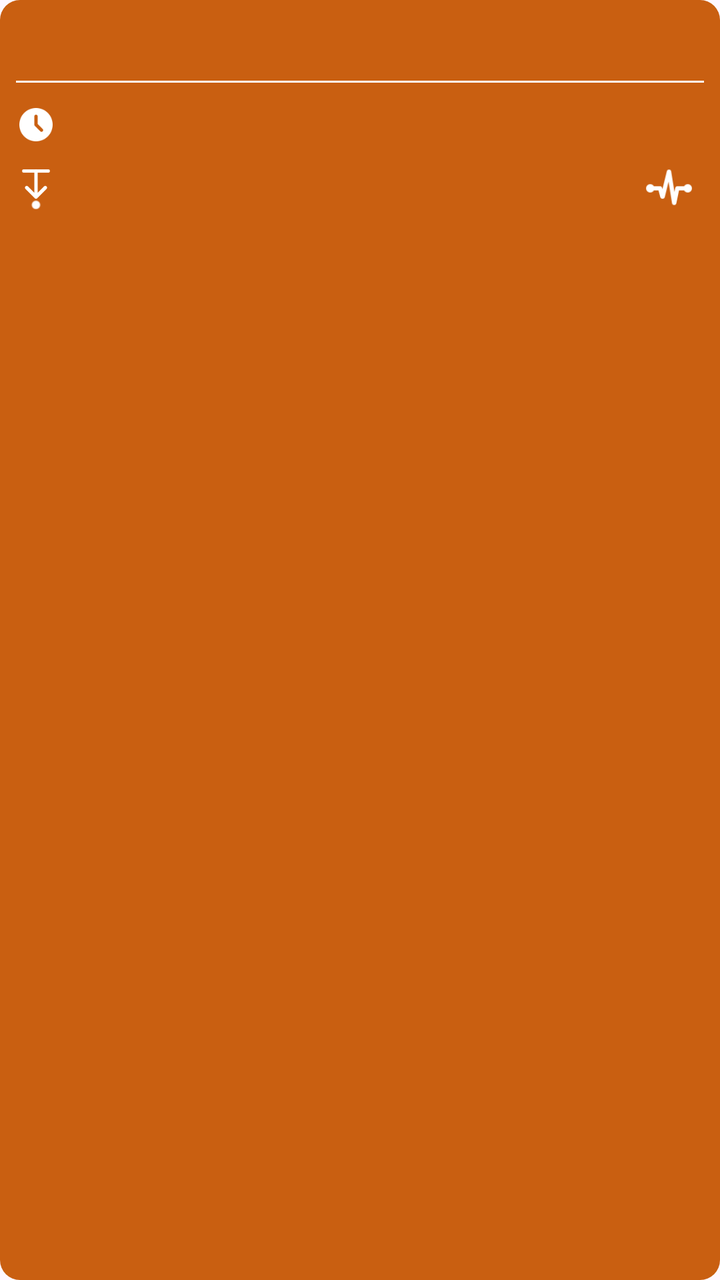
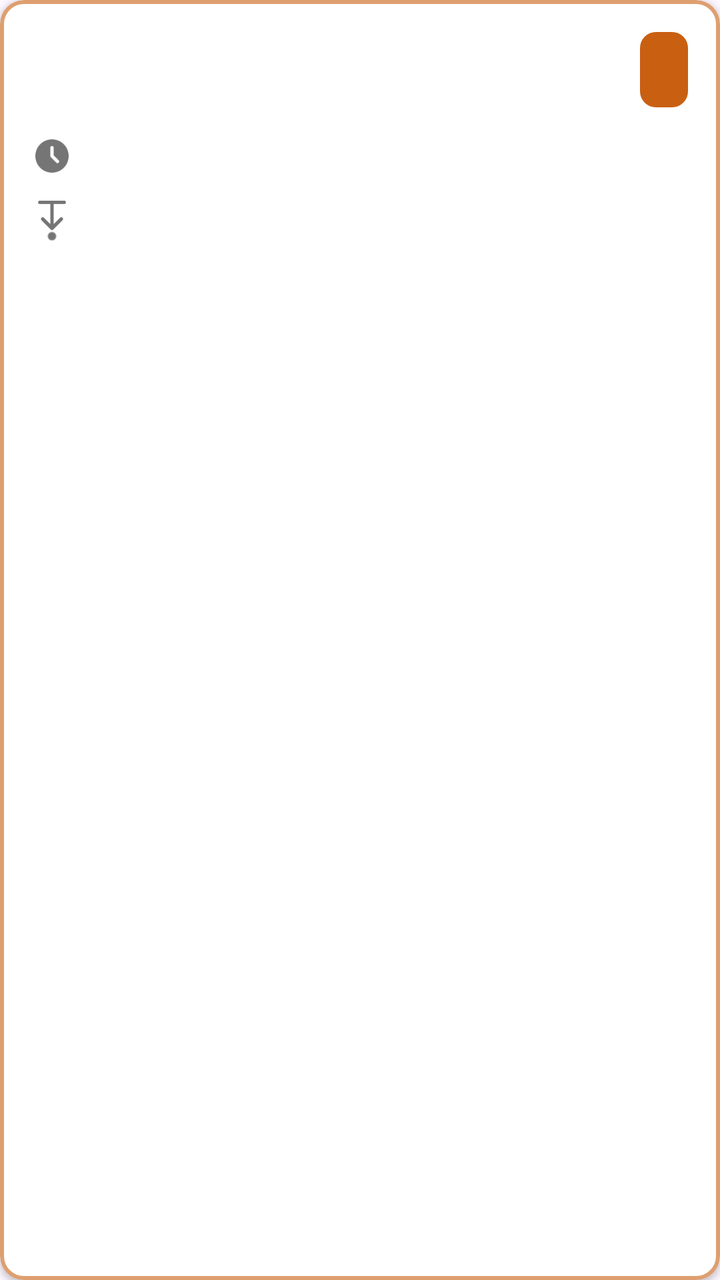

Two renders of the same Android screen: before a commit and after it. Below are the layout's source before the change and the commit's diff.
<!-- AndroidManifest.xml: application theme Theme.FiniteSource -->
<!-- res/layout/global_list_item.xml -->
<?xml version="1.0" encoding="utf-8"?>
<RelativeLayout xmlns:android="http://schemas.android.com/apk/res/android"
    android:layout_width="match_parent"
    android:layout_height="wrap_content"
    android:layout_marginHorizontal="8dp"
    android:layout_marginTop="@dimen/global_list_item_vertical_margin"
    android:background="@drawable/global_list_item_background"
    android:padding="8dp">

    <TextView
        android:id="@+id/event_name"
        android:layout_width="match_parent"
        android:layout_height="wrap_content"
        android:layout_alignParentStart="true"
        android:layout_alignParentTop="true"
        android:paddingTop="3dp"
        android:textColor="@color/on_primary"
        android:textAppearance="?android:attr/textAppearanceMedium"
        android:textStyle="bold" />

    <View
        android:id="@+id/title_line"
        android:layout_width="wrap_content"
        android:layout_height="1dp"
        android:layout_below="@id/event_name"
        android:layout_alignParentStart="true"
        android:layout_alignParentEnd="true"
        android:layout_marginVertical="5dp"
        android:background="?attr/backgroundColor" />


    <RelativeLayout
        android:id="@id/event_date_layout"
        android:layout_width="wrap_content"
        android:layout_height="wrap_content"
        android:layout_below="@+id/title_line"
        android:layout_marginVertical="4dp">

        <ImageView
            android:id="@+id/clock_icon"
            android:layout_width="@dimen/global_list_icon_size"
            android:layout_height="@dimen/global_list_icon_size"
            android:layout_alignParentStart="true"
            android:layout_centerVertical="true"
            android:background="@drawable/clock_icon"
            android:backgroundTint="@color/on_primary" />

        <TextView
            android:id="@+id/event_date"
            android:layout_width="wrap_content"
            android:layout_height="wrap_content"
            android:layout_toEndOf="@+id/clock_icon"
            android:paddingHorizontal="4dp"
            android:textColor="@color/on_primary"
            android:textAppearance="?android:attr/textAppearanceMedium" />
    </RelativeLayout>

    <RelativeLayout
        android:id="@+id/event_depth_layout"
        android:layout_width="wrap_content"
        android:layout_height="wrap_content"
        android:layout_below="@+id/event_date_layout"
        android:layout_marginVertical="4dp">

        <ImageView
            android:id="@+id/depth_icon"
            android:layout_width="@dimen/global_list_icon_size"
            android:layout_height="@dimen/global_list_icon_size"
            android:layout_alignParentStart="true"
            android:layout_centerVertical="true"
            android:background="@drawable/depth_icon"
            android:backgroundTint="@color/on_primary" />

        <TextView
            android:id="@+id/event_depth"
            android:layout_width="wrap_content"
            android:layout_height="wrap_content"
            android:layout_toEndOf="@+id/depth_icon"
            android:paddingHorizontal="4dp"
            android:textColor="@color/on_primary"
            android:textAppearance="?android:attr/textAppearanceMedium" />
    </RelativeLayout>

    <RelativeLayout
        android:layout_width="wrap_content"
        android:layout_height="wrap_content"
        android:layout_alignBottom="@id/event_depth_layout"
        android:layout_alignParentEnd="true">

        <ImageView
            android:id="@+id/magnitude_icon"
            android:layout_width="25dp"
            android:layout_height="25dp"
            android:layout_centerVertical="true"
            android:background="@drawable/magnitude_icon"
            android:backgroundTint="@color/on_primary" />

        <TextView
            android:id="@+id/event_magnitude"
            android:layout_width="wrap_content"
            android:layout_height="wrap_content"
            android:layout_toEndOf="@id/magnitude_icon"
            android:paddingStart="2dp"
            android:paddingEnd="3dp"
            android:textAppearance="?android:attr/textAppearanceMedium"
            android:textSize="@dimen/global_list_item_magnitude_text_size"
            android:textColor="@color/on_primary"
            android:textStyle="bold" />
    </RelativeLayout>
</RelativeLayout>
<!-- resources referenced by this layout -->
<resources>
  <color name="on_primary">@color/white</color>
  <dimen name="global_list_icon_size">20dp</dimen>
  <dimen name="global_list_item_magnitude_text_size">19sp</dimen>
  <dimen name="global_list_item_vertical_margin">5dp</dimen>
  <!-- drawable clock_icon: png bitmap (drawable-hdpi, 483 bytes) -->
  <!-- drawable depth_icon: png bitmap (drawable, 5455 bytes) -->
  <!-- drawable global_list_item_background (drawable) -->
  <?xml version="1.0" encoding="utf-8"?>
  <layer-list xmlns:android="http://schemas.android.com/apk/res/android">
      <item android:id="@+id/background">
          <shape android:shape="rectangle">
              <solid android:color="@color/primary" />
              <corners android:radius="10dp" />
          </shape>
      </item>
  </layer-list>
  <!-- drawable magnitude_icon: png bitmap (drawable-hdpi, 513 bytes) -->
  <style name="Theme.FiniteSource" parent="Base.Theme.FiniteSource" />
  <color name="white">#FFFFFFFF</color>
  <color name="primary">#C95F11</color>
  <style name="Base.Theme.FiniteSource" parent="Theme.Material3.DayNight.NoActionBar">
          <item name="colorPrimary">@color/primary</item>
          <item name="colorSecondary">@color/secondary</item>
          <item name="colorSecondaryContainer">@color/primary</item>
          <item name="backgroundColor">@color/background</item>
          <item name="android:textColor">@color/black</item>
          <item name="colorOnBackground">@color/on_background</item>
          <item name="colorPrimaryContainer">@color/background</item>
          <item name="colorOnPrimaryContainer">@color/on_primary</item>
          <item name="android:textSize">18sp</item>
          <item name="popupMenuBackground">@drawable/popup_background</item>
          <item name="colorOnSurface">@color/on_background</item>
          <item name="colorOnSurfaceVariant">@color/on_background</item>
          <item name="colorOnSecondaryContainer">@color/on_background</item>
          <item name="materialAlertDialogTheme">@style/ThemeOverlay.App.MaterialAlertDialog</item>
      </style>
  <color name="secondary">#0091EA</color>
  <color name="background">#FFFFFF</color>
  <color name="black">#FF000000</color>
  <color name="on_background">#1A1A1A</color>
  <!-- drawable popup_background (drawable) -->
  <?xml version="1.0" encoding="utf-8"?>
  <shape xmlns:android="http://schemas.android.com/apk/res/android"
      android:shape="rectangle">
      <solid android:color="@color/popup_menu_background" />
      <corners android:radius="6dp" />
  </shape>
  <style name="ThemeOverlay.App.MaterialAlertDialog" parent="ThemeOverlay.Material3.MaterialAlertDialog">
          <item name="colorPrimary">@color/secondary</item>
      </style>
  <color name="popup_menu_background">@color/background</color>
</resources>

<!-- the commit's change to res/layout/global_list_item.xml (unified diff, before → after) -->
@@ -1,110 +1,102 @@
 <?xml version="1.0" encoding="utf-8"?>
-<RelativeLayout xmlns:android="http://schemas.android.com/apk/res/android"
+<com.google.android.material.card.MaterialCardView xmlns:android="http://schemas.android.com/apk/res/android"
+    xmlns:app="http://schemas.android.com/apk/res-auto"
     android:layout_width="match_parent"
     android:layout_height="wrap_content"
     android:layout_marginHorizontal="8dp"
-    android:layout_marginTop="@dimen/global_list_item_vertical_margin"
-    android:background="@drawable/global_list_item_background"
-    android:padding="8dp">
+    android:layout_marginTop="8dp"
+    android:clickable="true"
+    android:focusable="true"
+    android:theme="@style/ThemeOverlay.FiniteSource.EventSurface"
+    app:cardBackgroundColor="@color/event_card_surface"
+    app:cardCornerRadius="12dp"
+    app:cardElevation="2dp"
+    app:rippleColor="@color/event_card_magnitude_container"
+    app:strokeColor="@color/event_card_outline"
+    app:strokeWidth="2dp">
 
-    <TextView
-        android:id="@+id/event_name"
+    <androidx.constraintlayout.widget.ConstraintLayout
         android:layout_width="match_parent"
         android:layout_height="wrap_content"
-        android:layout_alignParentStart="true"
-        android:layout_alignParentTop="true"
-        android:paddingTop="3dp"
-        android:textColor="@color/on_primary"
-        android:textAppearance="?android:attr/textAppearanceMedium"
-        android:textStyle="bold" />
+        android:padding="16dp">
 
-    <View
-        android:id="@+id/title_line"
-        android:layout_width="wrap_content"
-        android:layout_height="1dp"
-        android:layout_below="@id/event_name"
-        android:layout_alignParentStart="true"
-        android:layout_alignParentEnd="true"
-        android:layout_marginVertical="5dp"
-        android:background="?attr/backgroundColor" />
+        <TextView
+            android:id="@+id/event_name"
+            android:layout_width="0dp"
+            android:layout_height="wrap_content"
+            android:layout_marginEnd="12dp"
+            android:textAppearance="@style/TextAppearance.Material3.TitleMedium"
+            android:textColor="@color/event_card_on_surface"
+            android:textStyle="bold"
+            app:layout_constraintEnd_toStartOf="@id/event_magnitude"
+            app:layout_constraintStart_toStartOf="parent"
+            app:layout_constraintTop_toTopOf="parent" />
 
+        <TextView
+            android:id="@+id/event_magnitude"
+            android:layout_width="wrap_content"
+            android:layout_height="wrap_content"
+            android:background="@drawable/event_magnitude_background"
+            android:paddingHorizontal="12dp"
+            android:paddingVertical="6dp"
+            android:textAppearance="@style/TextAppearance.Material3.TitleMedium"
+            android:textColor="@color/event_card_on_magnitude_container"
+            android:textSize="@dimen/global_list_item_magnitude_text_size"
+            android:textStyle="bold"
+            app:layout_constraintEnd_toEndOf="parent"
+            app:layout_constraintTop_toTopOf="parent" />
 
-    <RelativeLayout
-        android:id="@id/event_date_layout"
-        android:layout_width="wrap_content"
-        android:layout_height="wrap_content"
-        android:layout_below="@+id/title_line"
-        android:layout_marginVertical="4dp">
+        <androidx.constraintlayout.widget.Barrier
+            android:id="@+id/header_bottom"
+            android:layout_width="wrap_content"
+            android:layout_height="wrap_content"
+            app:barrierDirection="bottom"
+            app:constraint_referenced_ids="event_name,event_magnitude" />
 
         <ImageView
             android:id="@+id/clock_icon"
             android:layout_width="@dimen/global_list_icon_size"
             android:layout_height="@dimen/global_list_icon_size"
-            android:layout_alignParentStart="true"
-            android:layout_centerVertical="true"
-            android:background="@drawable/clock_icon"
-            android:backgroundTint="@color/on_primary" />
+            android:importantForAccessibility="no"
+            android:src="@drawable/clock_icon"
+            app:layout_constraintBottom_toBottomOf="@id/event_date"
+            app:layout_constraintStart_toStartOf="parent"
+            app:layout_constraintTop_toTopOf="@id/event_date"
+            app:tint="@color/event_card_on_surface_variant" />
 
         <TextView
             android:id="@+id/event_date"
-            android:layout_width="wrap_content"
+            android:layout_width="0dp"
             android:layout_height="wrap_content"
-            android:layout_toEndOf="@+id/clock_icon"
-            android:paddingHorizontal="4dp"
-            android:textColor="@color/on_primary"
-            android:textAppearance="?android:attr/textAppearanceMedium" />
-    </RelativeLayout>
-
-    <RelativeLayout
-        android:id="@+id/event_depth_layout"
-        android:layout_width="wrap_content"
-        android:layout_height="wrap_content"
-        android:layout_below="@+id/event_date_layout"
-        android:layout_marginVertical="4dp">
+            android:layout_marginStart="8dp"
+            android:layout_marginTop="12dp"
+            android:textAppearance="@style/TextAppearance.Material3.BodyMedium"
+            android:textColor="@color/event_card_on_surface_variant"
+            app:layout_constraintEnd_toEndOf="parent"
+            app:layout_constraintStart_toEndOf="@id/clock_icon"
+            app:layout_constraintTop_toBottomOf="@id/header_bottom" />
 
         <ImageView
             android:id="@+id/depth_icon"
             android:layout_width="@dimen/global_list_icon_size"
             android:layout_height="@dimen/global_list_icon_size"
-            android:layout_alignParentStart="true"
-            android:layout_centerVertical="true"
-            android:background="@drawable/depth_icon"
-            android:backgroundTint="@color/on_primary" />
+            android:importantForAccessibility="no"
+            android:src="@drawable/depth_icon"
+            app:layout_constraintBottom_toBottomOf="@id/event_depth"
+            app:layout_constraintStart_toStartOf="parent"
+            app:layout_constraintTop_toTopOf="@id/event_depth"
+            app:tint="@color/event_card_on_surface_variant" />
 
         <TextView
             android:id="@+id/event_depth"
-            android:layout_width="wrap_content"
+            android:layout_width="0dp"
             android:layout_height="wrap_content"
-            android:layout_toEndOf="@+id/depth_icon"
-            android:paddingHorizontal="4dp"
-            android:textColor="@color/on_primary"
-            android:textAppearance="?android:attr/textAppearanceMedium" />
-    </RelativeLayout>
-
-    <RelativeLayout
-        android:layout_width="wrap_content"
-        android:layout_height="wrap_content"
-        android:layout_alignBottom="@id/event_depth_layout"
-        android:layout_alignParentEnd="true">
-
-        <ImageView
-            android:id="@+id/magnitude_icon"
-            android:layout_width="25dp"
-            android:layout_height="25dp"
-            android:layout_centerVertical="true"
-            android:background="@drawable/magnitude_icon"
-            android:backgroundTint="@color/on_primary" />
-
-        <TextView
-            android:id="@+id/event_magnitude"
-            android:layout_width="wrap_content"
-            android:layout_height="wrap_content"
-            android:layout_toEndOf="@id/magnitude_icon"
-            android:paddingStart="2dp"
-            android:paddingEnd="3dp"
-            android:textAppearance="?android:attr/textAppearanceMedium"
-            android:textSize="@dimen/global_list_item_magnitude_text_size"
-            android:textColor="@color/on_primary"
-            android:textStyle="bold" />
-    </RelativeLayout>
-</RelativeLayout>
+            android:layout_marginStart="8dp"
+            android:layout_marginTop="8dp"
+            android:textAppearance="@style/TextAppearance.Material3.BodyMedium"
+            android:textColor="@color/event_card_on_surface_variant"
+            app:layout_constraintEnd_toEndOf="parent"
+            app:layout_constraintStart_toEndOf="@id/depth_icon"
+            app:layout_constraintTop_toBottomOf="@id/event_date" />
+    </androidx.constraintlayout.widget.ConstraintLayout>
+</com.google.android.material.card.MaterialCardView>
<!-- resource entries referenced after the edit -->
@@ -1,22 +1,25 @@
 <!-- resources referenced by this layout -->
 <resources>
+  <color name="event_card_magnitude_container">@color/primary</color>
+  <color name="event_card_on_magnitude_container">@color/on_primary</color>
+  <color name="event_card_on_surface">@color/on_background</color>
+  <color name="event_card_on_surface_variant">@color/color_subtitle_text</color>
+  <color name="event_card_outline">#99C95F11</color>
+  <color name="event_card_surface">@color/background</color>
   <color name="on_primary">@color/white</color>
   <dimen name="global_list_icon_size">20dp</dimen>
   <dimen name="global_list_item_magnitude_text_size">19sp</dimen>
-  <dimen name="global_list_item_vertical_margin">5dp</dimen>
   <!-- drawable clock_icon: png bitmap (drawable-hdpi, 483 bytes) -->
   <!-- drawable depth_icon: png bitmap (drawable, 5455 bytes) -->
-  <!-- drawable global_list_item_background (drawable) -->
+  <!-- drawable event_magnitude_background (drawable) -->
   <?xml version="1.0" encoding="utf-8"?>
-  <layer-list xmlns:android="http://schemas.android.com/apk/res/android">
-      <item android:id="@+id/background">
-          <shape android:shape="rectangle">
-              <solid android:color="@color/primary" />
-              <corners android:radius="10dp" />
-          </shape>
-      </item>
-  </layer-list>
-  <!-- drawable magnitude_icon: png bitmap (drawable-hdpi, 513 bytes) -->
+  <shape xmlns:android="http://schemas.android.com/apk/res/android" android:shape="rectangle">
+      <solid android:color="@color/event_card_magnitude_container" />
+      <corners android:radius="8dp" />
+  </shape>
+  <style name="ThemeOverlay.FiniteSource.EventSurface" parent="">
+          <item name="elevationOverlayEnabled">false</item>
+      </style>
   <style name="Theme.FiniteSource" parent="Base.Theme.FiniteSource" />
   <color name="white">#FFFFFFFF</color>
   <color name="primary">#C95F11</color>
@@ -40,6 +43,7 @@
   <color name="background">#FFFFFF</color>
   <color name="black">#FF000000</color>
   <color name="on_background">#1A1A1A</color>
+  <color name="color_subtitle_text">#757575</color>
   <!-- drawable popup_background (drawable) -->
   <?xml version="1.0" encoding="utf-8"?>
   <shape xmlns:android="http://schemas.android.com/apk/res/android"
